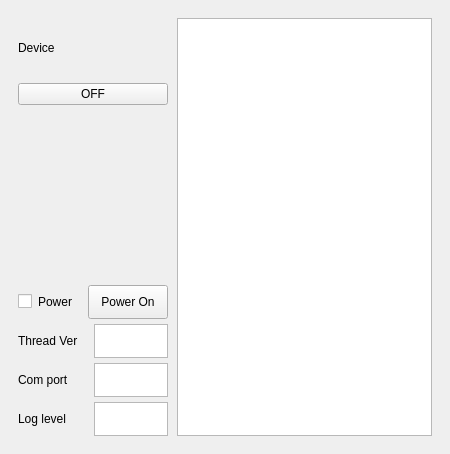
Samsung/ioter, file res/view/onoffplugin.ui: the form before one commit.
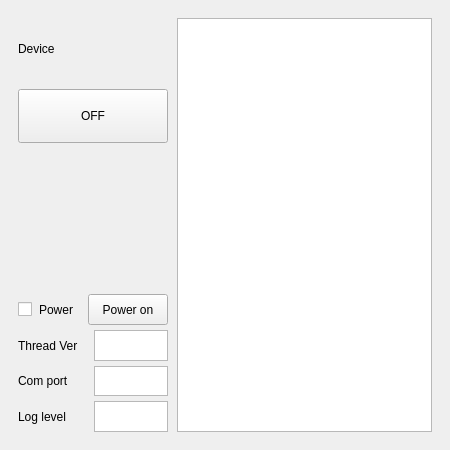
The form after the commit.

What changed in the file:
```diff
--- a/res/view/onoffplugin.ui
+++ b/res/view/onoffplugin.ui
@@ -7,7 +7,7 @@
     <x>0</x>
     <y>0</y>
     <width>450</width>
-    <height>454</height>
+    <height>450</height>
    </rect>
   </property>
   <property name="windowTitle">
@@ -151,9 +151,21 @@
              <number>6</number>
             </property>
             <item>
-             <layout class="QVBoxLayout" name="verticalLayout_7" stretch="1,1,1">
+             <layout class="QVBoxLayout" name="verticalLayout_7" stretch="2,1,1">
+              <property name="spacing">
+               <number>18</number>
+              </property>
               <item>
-               <layout class="QVBoxLayout" name="verticalLayout_6" stretch="1,0">
+               <layout class="QVBoxLayout" name="verticalLayout_6" stretch="0,0">
+                <property name="spacing">
+                 <number>13</number>
+                </property>
+                <property name="topMargin">
+                 <number>3</number>
+                </property>
+                <property name="bottomMargin">
+                 <number>10</number>
+                </property>
                 <item>
                  <widget class="QLabel" name="labelDevicePicture">
                   <property name="sizePolicy">
@@ -162,6 +174,9 @@
                     <verstretch>0</verstretch>
                    </sizepolicy>
                   </property>
+                  <property name="frameShape">
+                   <enum>QFrame::NoFrame</enum>
+                  </property>
                   <property name="text">
                    <string>Device</string>
                   </property>
@@ -191,7 +206,7 @@
                  <number>0</number>
                 </property>
                 <item>
-                 <layout class="QHBoxLayout" name="horizontalLayout_5" stretch="">
+                 <layout class="QHBoxLayout" name="horizontalLayout_5">
                   <property name="spacing">
                    <number>6</number>
                   </property>
@@ -217,7 +232,7 @@
           <item>
            <layout class="QHBoxLayout" name="horizontalLayout_9" stretch="1,1">
             <property name="spacing">
-             <number>1</number>
+             <number>2</number>
             </property>
             <item>
              <layout class="QHBoxLayout" name="horizontalLayout_6" stretch="0,0,1">
@@ -236,10 +251,13 @@
                 <property name="orientation">
                  <enum>Qt::Vertical</enum>
                 </property>
+                <property name="sizeType">
+                 <enum>QSizePolicy::Preferred</enum>
+                </property>
                 <property name="sizeHint" stdset="0">
                  <size>
                   <width>5</width>
-                  <height>40</height>
+                  <height>30</height>
                  </size>
                 </property>
                </spacer>
@@ -264,7 +282,7 @@
               <property name="minimumSize">
                <size>
                 <width>0</width>
-                <height>34</height>
+                <height>0</height>
                </size>
               </property>
               <property name="maximumSize">
@@ -274,7 +292,7 @@
                </size>
               </property>
               <property name="text">
-               <string>Power On</string>
+               <string>Power on</string>
               </property>
              </widget>
             </item>
@@ -303,7 +321,7 @@
               <property name="minimumSize">
                <size>
                 <width>0</width>
-                <height>34</height>
+                <height>0</height>
                </size>
               </property>
               <property name="maximumSize">
@@ -339,7 +357,7 @@
               <property name="minimumSize">
                <size>
                 <width>0</width>
-                <height>34</height>
+                <height>0</height>
                </size>
               </property>
               <property name="maximumSize">
@@ -375,7 +393,7 @@
               <property name="minimumSize">
                <size>
                 <width>0</width>
-                <height>34</height>
+                <height>0</height>
                </size>
               </property>
               <property name="maximumSize">
```
